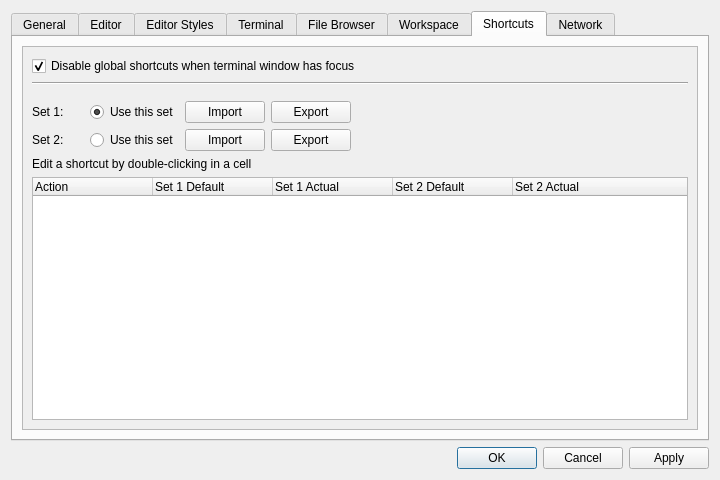
This is libgui/src/settings-dialog.ui in ctaggart/octave as Qt 5 draws it before an edit. The edited form follows.
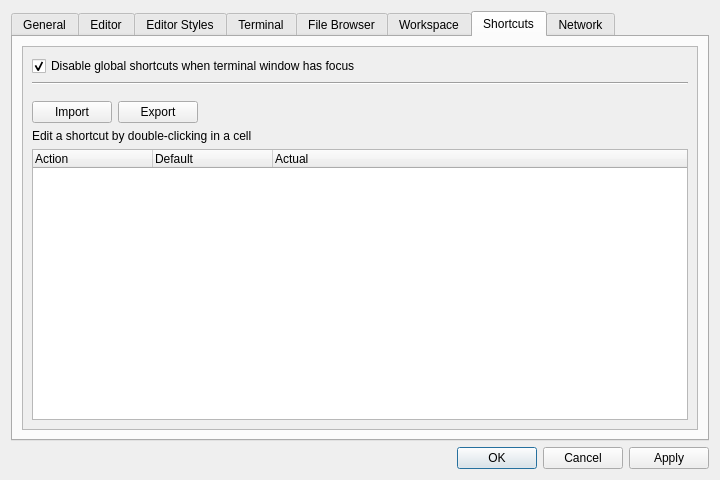
This is the edited form. The open tabs and pages were chosen to show the change.

Commit message: provide only one set of gui shortcuts at a time

Patch:
```diff
--- a/libgui/src/settings-dialog.ui
+++ b/libgui/src/settings-dialog.ui
@@ -1944,8 +1944,8 @@
            <rect>
             <x>0</x>
             <y>0</y>
-            <width>368</width>
-            <height>244</height>
+            <width>678</width>
+            <height>378</height>
            </rect>
           </property>
           <layout class="QVBoxLayout" name="verticalLayout_25">
@@ -1993,45 +1993,7 @@
                  </property>
                 </layout>
                </item>
-               <item row="1" column="2">
-                <widget class="QRadioButton" name="rb_sc_set2">
-                 <property name="text">
-                  <string>Use this set</string>
-                 </property>
-                </widget>
-               </item>
-               <item row="0" column="0">
-                <widget class="QLabel" name="label_23">
-                 <property name="text">
-                  <string>Set 1:</string>
-                 </property>
-                </widget>
-               </item>
-               <item row="1" column="4">
-                <widget class="QPushButton" name="btn_export_shortcut_set2">
-                 <property name="text">
-                  <string>Export</string>
-                 </property>
-                </widget>
-               </item>
-               <item row="1" column="3">
-                <widget class="QPushButton" name="btn_import_shortcut_set2">
-                 <property name="text">
-                  <string>Import</string>
-                 </property>
-                </widget>
-               </item>
                <item row="0" column="2">
-                <widget class="QRadioButton" name="rb_sc_set1">
-                 <property name="text">
-                  <string>Use this set</string>
-                 </property>
-                 <property name="checked">
-                  <bool>true</bool>
-                 </property>
-                </widget>
-               </item>
-               <item row="0" column="5">
                 <spacer name="horizontalSpacer_26">
                  <property name="orientation">
                   <enum>Qt::Horizontal</enum>
@@ -2044,42 +2006,19 @@
                  </property>
                 </spacer>
                </item>
-               <item row="0" column="4">
-                <widget class="QPushButton" name="btn_export_shortcut_set1">
-                 <property name="text">
-                  <string>Export</string>
-                 </property>
-                </widget>
-               </item>
-               <item row="0" column="3">
-                <widget class="QPushButton" name="btn_import_shortcut_set1">
+               <item row="0" column="0">
+                <widget class="QPushButton" name="btn_import_shortcut_set">
                  <property name="text">
                   <string>Import</string>
                  </property>
                 </widget>
                </item>
-               <item row="1" column="0">
-                <widget class="QLabel" name="label_24">
-                 <property name="text">
-                  <string>Set 2:</string>
-                 </property>
-                </widget>
-               </item>
                <item row="0" column="1">
-                <spacer name="horizontalSpacer_33">
-                 <property name="orientation">
-                  <enum>Qt::Horizontal</enum>
+                <widget class="QPushButton" name="btn_export_shortcut_set">
+                 <property name="text">
+                  <string>Export</string>
                  </property>
-                 <property name="sizeType">
-                  <enum>QSizePolicy::Fixed</enum>
-                 </property>
-                 <property name="sizeHint" stdset="0">
-                  <size>
-                   <width>20</width>
-                   <height>20</height>
-                  </size>
-                 </property>
-                </spacer>
+                </widget>
                </item>
               </layout>
              </item>
@@ -2128,7 +2067,7 @@
                   <bool>false</bool>
                  </property>
                  <property name="columnCount">
-                  <number>5</number>
+                  <number>3</number>
                  </property>
                  <attribute name="headerCascadingSectionResizes">
                   <bool>false</bool>
@@ -2157,27 +2096,12 @@
                  </column>
                  <column>
                   <property name="text">
-                   <string>Set 1 Default</string>
+                   <string>Default</string>
                   </property>
                  </column>
                  <column>
                   <property name="text">
-                   <string>Set 1 Actual</string>
-                  </property>
-                 </column>
-                 <column>
-                  <property name="text">
-                   <string>Set 2 Default</string>
-                  </property>
-                  <property name="font">
-                   <font>
-                    <italic>false</italic>
-                   </font>
-                  </property>
-                 </column>
-                 <column>
-                  <property name="text">
-                   <string>Set 2 Actual</string>
+                   <string>Actual</string>
                   </property>
                  </column>
                 </widget>
```
Left out of the diff: 18 changed lines with no effect on the pictures. The commit also changes 4 other files.
